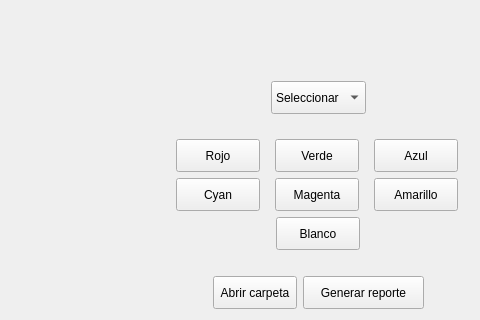
First picture: the form in mainwindow.ui, repository Gabrielnz/pasantia-CIMBUC, before the edit; both pictures show x 450 to 930 and y 233 to 553 of the 930 by 553 pixel window.
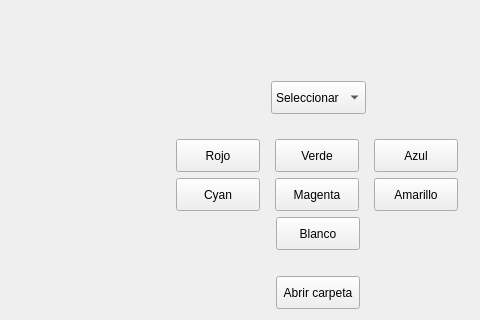
Second picture: the form after the edit.

What changed in the file:
```diff
--- a/mainwindow.ui
+++ b/mainwindow.ui
@@ -570,28 +570,6 @@
             </property>
            </widget>
           </item>
-          <item>
-           <widget class="QPushButton" name="btnGenerarReporte">
-            <property name="enabled">
-             <bool>true</bool>
-            </property>
-            <property name="minimumSize">
-             <size>
-              <width>121</width>
-              <height>33</height>
-             </size>
-            </property>
-            <property name="maximumSize">
-             <size>
-              <width>121</width>
-              <height>33</height>
-             </size>
-            </property>
-            <property name="text">
-             <string>Generar reporte</string>
-            </property>
-           </widget>
-          </item>
           <item>
            <spacer name="horizontalSpacer_2">
             <property name="orientation">
```
